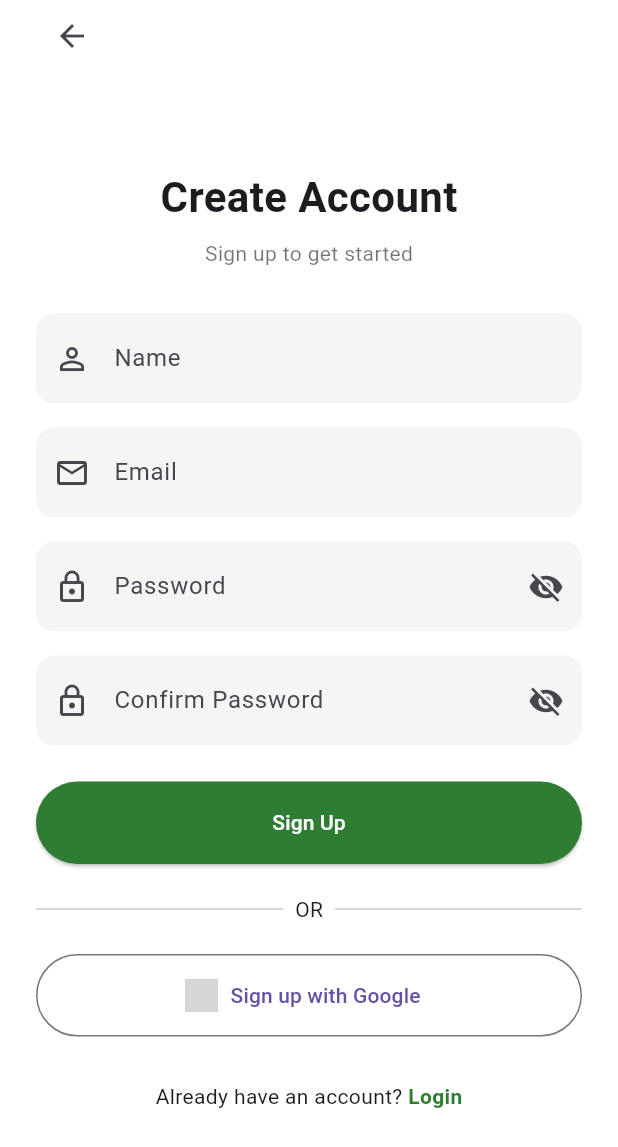
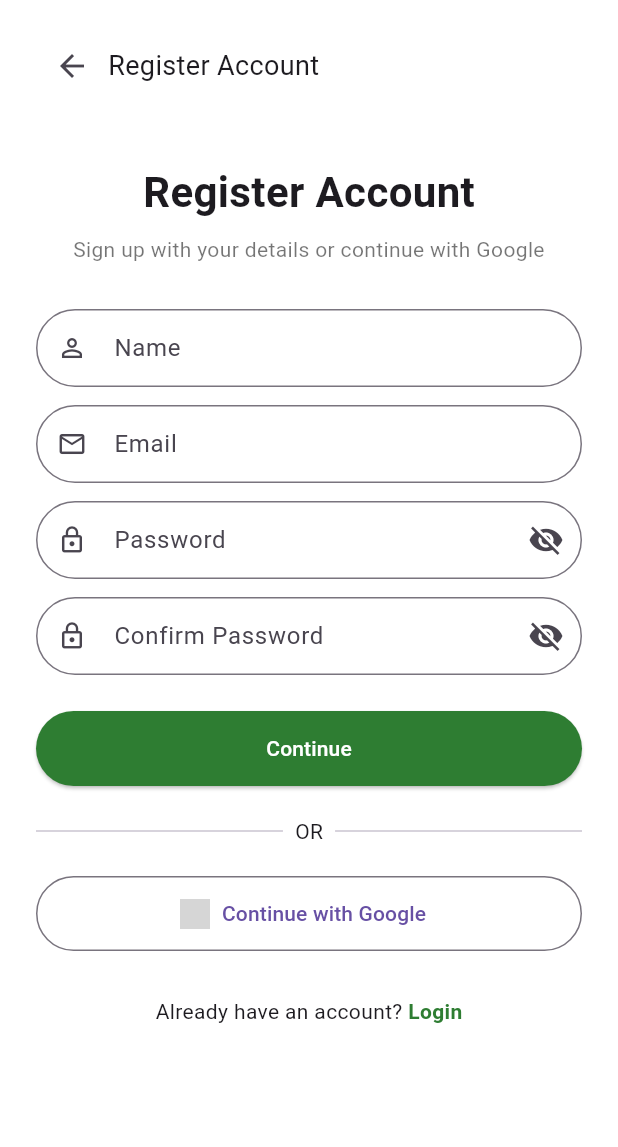
Before and after one commit to dgcmaduranga/agrox_mobile_app, a Flutter app: the SignupPage screen opened by its route, on a phone screen of 412 x 824 dp. Shown: the top 1147 px of the screen. Run offline on Flutter 3.47's test engine with Material 3 defaults, Android fonts, the phone set to English and light mode, and no system bars; our stand-ins replace firebase_auth, firebase_core, google_sign_in; accounts and stored records are empty; network calls fail; grey boxes are pictures that could not be loaded.

Commit message:
Implemented authentication flow with Firebase (Login, Signup, Google Sign-In, Reset Password)

```diff
--- a/lib/features/auth/signup_page.dart
+++ b/lib/features/auth/signup_page.dart
@@ -10,6 +10,7 @@ class SignupPage extends StatefulWidget {
 }
 
 class _SignupPageState extends State<SignupPage> {
+
   final nameController = TextEditingController();
   final emailController = TextEditingController();
   final passwordController = TextEditingController();
@@ -20,6 +21,11 @@ class _SignupPageState extends State<SignupPage> {
   bool _obscureConfirm = true;
 
   final GoogleSignIn _googleSignIn = GoogleSignIn();
+
+  final FocusNode _nameFocus = FocusNode();
+  final FocusNode _emailFocus = FocusNode();
+  final FocusNode _passwordFocus = FocusNode();
+  final FocusNode _confirmFocus = FocusNode();
 
   /// =========================
   /// EMAIL SIGNUP
@@ -59,11 +65,15 @@ class _SignupPageState extends State<SignupPage> {
         password: password,
       );
 
-      /// set display name
       await userCredential.user?.updateDisplayName(name);
 
       if (mounted) {
-        Navigator.pushReplacementNamed(context, '/home');
+        ScaffoldMessenger.of(context).showSnackBar(
+          const SnackBar(content: Text("Account created! Please login")),
+        );
+
+        /// 👉 EMAIL SIGNUP → LOGIN PAGE
+        Navigator.pushReplacementNamed(context, '/login');
       }
 
     } on FirebaseAuthException catch (e) {
@@ -82,7 +92,7 @@ class _SignupPageState extends State<SignupPage> {
     try {
       setState(() => _isLoading = true);
 
-      /// 🔥 show account picker always
+      /// account picker show wenna
       await _googleSignIn.signOut();
 
       final googleUser = await _googleSignIn.signIn();
@@ -102,45 +112,44 @@ class _SignupPageState extends State<SignupPage> {
       await FirebaseAuth.instance.signInWithCredential(credential);
 
       if (mounted) {
+        /// 👉 GOOGLE SIGNUP → DIRECT HOME
         Navigator.pushReplacementNamed(context, '/home');
       }
 
+    } on FirebaseAuthException catch (e) {
+      _showError(e.message ?? "Google signup failed");
     } catch (e) {
-      _showError("Google signup failed");
+      _showError("Something went wrong");
     } finally {
       setState(() => _isLoading = false);
     }
   }
 
-  /// =========================
-  /// ERROR
-  /// =========================
   void _showError(String msg) {
     ScaffoldMessenger.of(context).showSnackBar(
-      SnackBar(
-        content: Text(msg),
-        backgroundColor: Colors.red,
-      ),
+      SnackBar(content: Text(msg), backgroundColor: Colors.red),
     );
   }
 
-  /// =========================
-  /// DISPOSE
-  /// =========================
   @override
   void dispose() {
     nameController.dispose();
     emailController.dispose();
     passwordController.dispose();
     confirmController.dispose();
+    _nameFocus.dispose();
+    _emailFocus.dispose();
+    _passwordFocus.dispose();
+    _confirmFocus.dispose();
     super.dispose();
   }
 
-  /// =========================
-  /// UI
-  /// =========================
   @override
   Widget build(BuildContext context) {
+
+    final isKeyboardOpen =
+        MediaQuery.of(context).viewInsets.bottom > 0;
+
     return Scaffold(
       backgroundColor: Colors.white,
       resizeToAvoidBottomInset: true,
@@ -149,32 +158,44 @@ class _SignupPageState extends State<SignupPage> {
         child: Stack(
           children: [
 
+            /// 🔥 FIX SCROLL
             SingleChildScrollView(
-              padding: const EdgeInsets.symmetric(horizontal: 24),
-              child: ConstrainedBox(
-                constraints: BoxConstraints(
-                  minHeight: MediaQuery.of(context).size.height,
+              physics: isKeyboardOpen
+                  ? const BouncingScrollPhysics()
+                  : const NeverScrollableScrollPhysics(),
+
+              padding: EdgeInsets.fromLTRB(
+                24,
+                20,
+                24,
+                MediaQuery.of(context).viewInsets.bottom + 20,
               ),
-                child: IntrinsicHeight(
+
               child: Column(
+                crossAxisAlignment: CrossAxisAlignment.start,
                 children: [
 
-                      /// BACK
-                      Align(
-                        alignment: Alignment.topLeft,
-                        child: IconButton(
+                  /// HEADER
+                  Row(
+                    children: [
+                      IconButton(
                         onPressed: () => Navigator.pop(context),
                         icon: const Icon(Icons.arrow_back),
                       ),
+                      const Text(
+                        "Register Account",
+                        style: TextStyle(fontSize: 18),
+                      ),
+                    ],
                   ),
 
-                      Expanded(
-                        child: Column(
-                          mainAxisAlignment: MainAxisAlignment.center,
+                  const SizedBox(height: 40),
+
+                  Column(
                     children: [
 
                       const Text(
-                              "Create Account",
+                        "Register Account",
                         style: TextStyle(
                           fontSize: 28,
                           fontWeight: FontWeight.bold,
@@ -183,89 +204,72 @@ class _SignupPageState extends State<SignupPage> {
 
                       const SizedBox(height: 8),
 
+                      /// 🔥 UPDATED TEXT
                       const Text(
-                              "Sign up to get started",
+                        "Sign up with your details or continue with Google",
+                        textAlign: TextAlign.center,
                         style: TextStyle(color: Colors.black54),
                       ),
 
                       const SizedBox(height: 30),
 
-                            /// NAME
-                            TextField(
+                      _field(
                         controller: nameController,
-                              decoration: _input(
-                                  "Name", Icons.person_outline),
+                        focusNode: _nameFocus,
+                        label: "Name",
+                        hint: "Enter Your Name",
+                        icon: Icons.person_outline,
                       ),
 
-                            const SizedBox(height: 16),
+                      const SizedBox(height: 12),
 
-                            /// EMAIL
-                            TextField(
+                      _field(
                         controller: emailController,
-                              keyboardType:
-                                  TextInputType.emailAddress,
-                              decoration: _input(
-                                  "Email", Icons.email_outlined),
+                        focusNode: _emailFocus,
+                        label: "Email",
+                        hint: "Enter Your Email",
+                        icon: Icons.email_outlined,
                       ),
 
-                            const SizedBox(height: 16),
+                      const SizedBox(height: 12),
 
-                            /// PASSWORD
-                            TextField(
+                      _field(
                         controller: passwordController,
-                              obscureText: _obscurePassword,
-                              decoration: _input(
-                                "Password",
-                                Icons.lock_outline,
+                        focusNode: _passwordFocus,
+                        label: "Password",
+                        hint: "Enter Your Password",
+                        icon: Icons.lock_outline,
                         isPassword: true,
-                                obscure: _obscurePassword,
-                                toggle: () {
-                                  setState(() {
-                                    _obscurePassword =
-                                        !_obscurePassword;
-                                  });
-                                },
-                              ),
                       ),
 
-                            const SizedBox(height: 16),
+                      const SizedBox(height: 12),
 
-                            /// CONFIRM PASSWORD
-                            TextField(
+                      _field(
                         controller: confirmController,
-                              obscureText: _obscureConfirm,
-                              decoration: _input(
-                                "Confirm Password",
-                                Icons.lock_outline,
+                        focusNode: _confirmFocus,
+                        label: "Confirm Password",
+                        hint: "Re-enter Password",
+                        icon: Icons.lock_outline,
                         isPassword: true,
-                                obscure: _obscureConfirm,
-                                toggle: () {
-                                  setState(() {
-                                    _obscureConfirm =
-                                        !_obscureConfirm;
-                                  });
-                                },
-                              ),
+                        isConfirm: true,
                       ),
 
                       const SizedBox(height: 24),
 
-                            /// SIGNUP BUTTON
+                      /// 🔥 BUTTON
                       SizedBox(
                         width: double.infinity,
-                              height: 55,
+                        height: 50,
                         child: ElevatedButton(
                           onPressed: _signup,
                           style: ElevatedButton.styleFrom(
-                                  backgroundColor:
-                                      const Color(0xFF2E7D32),
+                            backgroundColor: const Color(0xFF2E7D32),
                             foregroundColor: Colors.white,
                             shape: RoundedRectangleBorder(
-                                    borderRadius:
-                                        BorderRadius.circular(30),
+                              borderRadius: BorderRadius.circular(30),
                             ),
                           ),
-                                child: const Text("Sign Up"),
+                          child: const Text("Continue"),
                         ),
                       ),
 
@@ -276,8 +280,7 @@ class _SignupPageState extends State<SignupPage> {
                         children: const [
                           Expanded(child: Divider()),
                           Padding(
-                                  padding:
-                                      EdgeInsets.symmetric(horizontal: 8),
+                            padding: EdgeInsets.symmetric(horizontal: 8),
                             child: Text("OR"),
                           ),
                           Expanded(child: Divider()),
@@ -289,20 +292,17 @@ class _SignupPageState extends State<SignupPage> {
                       /// GOOGLE
                       SizedBox(
                         width: double.infinity,
-                              height: 55,
+                        height: 50,
                         child: OutlinedButton.icon(
                           onPressed: _googleSignup,
                           icon: Image.network(
                             'https://img.icons8.com/color/48/google-logo.png',
-                                  height: 22,
+                            height: 20,
                           ),
-                                label: const Text(
-                                  "Sign up with Google",
-                                ),
+                          label: const Text("Continue with Google"),
                           style: OutlinedButton.styleFrom(
                             shape: RoundedRectangleBorder(
-                                    borderRadius:
-                                        BorderRadius.circular(30),
+                              borderRadius: BorderRadius.circular(30),
                             ),
                           ),
                         ),
@@ -310,45 +310,33 @@ class _SignupPageState extends State<SignupPage> {
 
                       const SizedBox(height: 30),
 
-                            /// LOGIN LINK
+                      /// LOGIN
                       Row(
-                              mainAxisAlignment:
-                                  MainAxisAlignment.center,
+                        mainAxisAlignment: MainAxisAlignment.center,
                         children: [
-                                const Text(
-                                    "Already have an account? "),
+                          const Text("Already have an account? "),
                           GestureDetector(
-                                  onTap: () =>
-                                      Navigator.pop(context),
+                            onTap: () => Navigator.pop(context),
                             child: const Text(
                               "Login",
                               style: TextStyle(
                                 color: Color(0xFF2E7D32),
-                                      fontWeight:
-                                          FontWeight.bold,
+                                fontWeight: FontWeight.bold,
                               ),
                             ),
                           ),
                         ],
                       ),
-
-                            const SizedBox(height: 20),
+                    ],
+                  )
                 ],
               ),
             ),
-                    ],
-                  ),
-                ),
-              ),
-            ),
 
-            /// LOADING
             if (_isLoading)
               Container(
                 color: Colors.black.withOpacity(0.3),
-                child: const Center(
-                  child: CircularProgressIndicator(),
-                ),
+                child: const Center(child: CircularProgressIndicator()),
               ),
           ],
         ),
@@ -356,34 +344,57 @@ class _SignupPageState extends State<SignupPage> {
     );
   }
 
-  /// INPUT STYLE
-  InputDecoration _input(
-    String hint,
-    IconData icon, {
+  /// FIELD
+  Widget _field({
+    required TextEditingController controller,
+    required FocusNode focusNode,
+    required String label,
+    required String hint,
+    required IconData icon,
     bool isPassword = false,
-    bool obscure = false,
-    VoidCallback? toggle,
+    bool isConfirm = false,
   }) {
-    return InputDecoration(
+    return TextField(
+      controller: controller,
+      focusNode: focusNode,
+      obscureText: isPassword
+          ? (isConfirm ? _obscureConfirm : _obscurePassword)
+          : false,
+      decoration: InputDecoration(
+        labelText: label,
         hintText: hint,
-      prefixIcon: Icon(icon),
+        prefixIcon: Icon(icon, size: 20),
+
         suffixIcon: isPassword
             ? IconButton(
                 icon: Icon(
-                obscure
+                  (isConfirm ? _obscureConfirm : _obscurePassword)
                       ? Icons.visibility_off
                       : Icons.visibility,
                 ),
-              onPressed: toggle,
+                onPressed: () {
+                  setState(() {
+                    if (isConfirm) {
+                      _obscureConfirm = !_obscureConfirm;
+                    } else {
+                      _obscurePassword = !_obscurePassword;
+                    }
+                  });
+                },
               )
             : null,
-      filled: true,
-      fillColor: Colors.grey.shade100,
+
         contentPadding:
-          const EdgeInsets.symmetric(vertical: 18),
+            const EdgeInsets.symmetric(vertical: 14, horizontal: 16),
+
         border: OutlineInputBorder(
-        borderRadius: BorderRadius.circular(12),
-        borderSide: BorderSide.none,
+          borderRadius: BorderRadius.circular(30),
+        ),
+
+        focusedBorder: OutlineInputBorder(
+          borderRadius: BorderRadius.circular(30),
+          borderSide: const BorderSide(color: Colors.blue, width: 2),
+        ),
       ),
     );
   }
```
Also changed, not shown: lib/features/auth/login_page.dart (+127 -131 lines), lib/features/auth/reset_password_page.dart (+120 -60 lines). Lines whose indentation alone changed are shown as unchanged.
